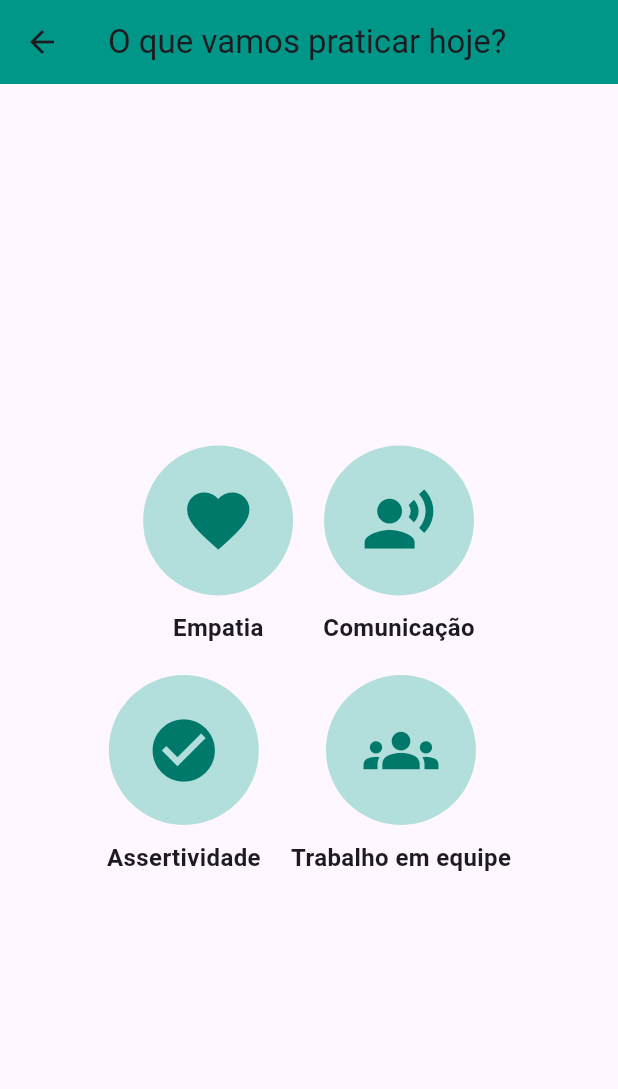
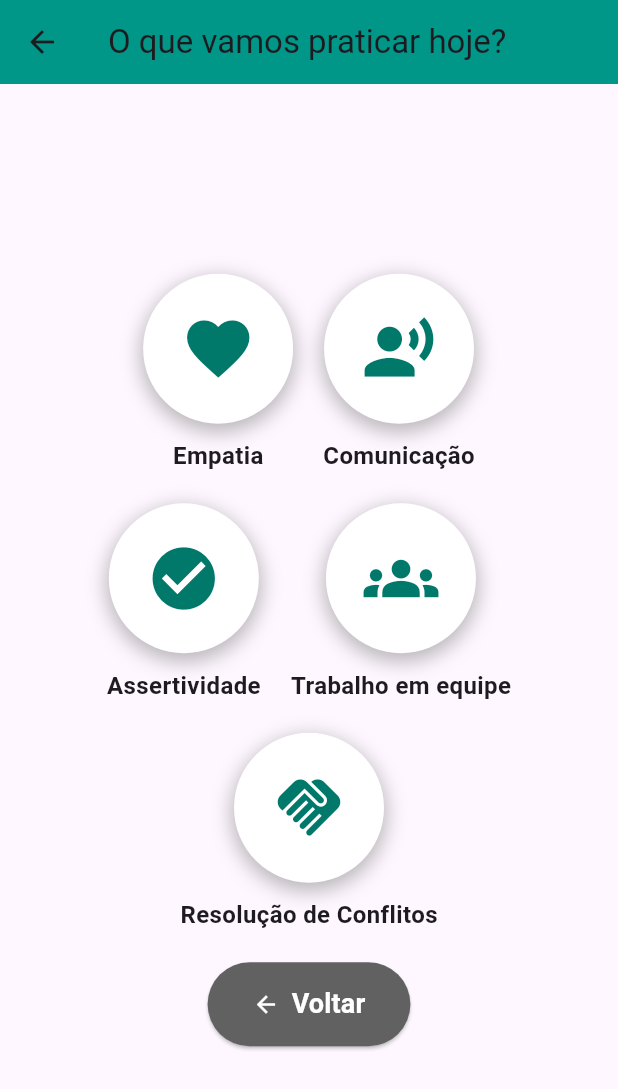
Before and after one commit to katBispo/ATIPICHOPE, a Flutter app: the PraticaMenuScreen screen opened directly, on a phone screen of 412 x 824 dp. Shown: the top 1089 px of the screen. Run offline on Flutter 3.47's test engine with Material 3 defaults, Android fonts, the phone set to English and light mode, and no system bars.

Commit message:
adc de mais telas

```diff
--- a/atipicapp_front/lib/screens/menu_screen.dart
+++ b/atipicapp_front/lib/screens/menu_screen.dart
@@ -1,6 +1,5 @@
 import 'package:flutter/material.dart';
 import 'praticaMenu_screen.dart';
-
 class MenuScreen extends StatelessWidget {
   @override
   Widget build(BuildContext context) {
@@ -73,7 +72,7 @@ class MenuScreen extends StatelessWidget {
     );
   }
 
-  // Função para criar os botões do menu
+  // Função para criar os botões do menu // colocar dps a os de widget em cima do icon
   Widget buildMenuButton(BuildContext context, String text, IconData icon,
       Color color, VoidCallback onTap) {
     return Padding(
--- a/atipicapp_front/lib/screens/praticaMenu_screen.dart
+++ b/atipicapp_front/lib/screens/praticaMenu_screen.dart
@@ -1,4 +1,9 @@
 import 'package:flutter/material.dart';
+import './Desafios/Resolucao_conflito/conflictResolutionIntroScreen.dart'; // Caminho corrigido
+import './Desafios/empatia/EmpatiaIntroScreen.dart'; // Caminho corrigido
+//import './Desafios/trabalho_equipe/Trabalho_equipeIntroScreen.dart'; // Caminho corrigido
+//import './Desafios/assertividade/assertividadeIntroScreen.dart'; // Caminho corrigido
+//import './Desafios/comunicacao/comunicacaoIntroScreen.dart'; // Caminho corrigido
 
 class PraticaMenuScreen extends StatelessWidget {
   @override
@@ -17,19 +22,101 @@ class PraticaMenuScreen extends StatelessWidget {
               Row(
                 mainAxisAlignment: MainAxisAlignment.center,
                 children: [
-                  _buildCircle(Icons.favorite, "Empatia"),
+                  _buildCircle(Icons.favorite, "Empatia", () {
+                    Navigator.push(
+                      context,
+                      MaterialPageRoute(builder: (context) => EmpatiaIntroScreen()),
+                    );
+                  }),
                   SizedBox(width: 20),
-                  _buildCircle(Icons.record_voice_over, "Comunicação"),
+                  _buildCircle(Icons.record_voice_over, "Comunicação", () {
+                    // Adicione navegação para a tela de Comunicação quando tiver a tela pronta
+                  }),
                 ],
               ),
               SizedBox(height: 20),
               Row(
                 mainAxisAlignment: MainAxisAlignment.center,
                 children: [
-                  _buildCircle(Icons.check_circle, "Assertividade"),
+                  _buildCircle(Icons.check_circle, "Assertividade", () {
+                    // Adicione navegação para a tela de Assertividade
+                  }),
                   SizedBox(width: 20),
-                  _buildCircle(Icons.groups, "Trabalho em equipe"),
+                  _buildCircle(Icons.groups, "Trabalho em equipe", () {
+                    // Adicione navegação para a tela de Trabalho em equipe
+                  }),
                 ],
+              ),
+              SizedBox(height: 20),
+
+              // Botão de Resolução de Conflitos
+              GestureDetector(
+                onTap: () {
+                  Navigator.push(
+                    context,
+                    MaterialPageRoute(
+                      builder: (context) => ConflictResolutionIntroScreen(),
+                    ),
+                  );
+                },
+                child: Column(
+                  children: [
+                    Container(
+                      height: 100,
+                      width: 100,
+                      decoration: BoxDecoration(
+                        color: Colors.white,
+                        shape: BoxShape.circle,
+                        boxShadow: [
+                          BoxShadow(
+                            color: Colors.black26,
+                            blurRadius: 10,
+                            spreadRadius: 2,
+                            offset: Offset(0, 4),
+                          ),
+                        ],
+                      ),
+                      child: Center(
+                        child: Icon(
+                          Icons.handshake,
+                          size: 50,
+                          color: Colors.teal[700],
+                        ),
+                      ),
+                    ),
+                    SizedBox(height: 10),
+                    Text(
+                      "Resolução de Conflitos",
+                      style:
+                          TextStyle(fontSize: 16, fontWeight: FontWeight.bold),
+                    ),
+                  ],
+                ),
+              ),
+
+              SizedBox(height: 20),
+
+              // Botão de Voltar
+              ElevatedButton.icon(
+                onPressed: () {
+                  Navigator.pop(context); // Voltar para a tela anterior
+                },
+                icon: Icon(Icons.arrow_back, color: Colors.white),
+                label: Text(
+                  "Voltar",
+                  style: TextStyle(
+                    fontSize: 18,
+                    fontWeight: FontWeight.bold,
+                    color: Colors.white,
+                  ),
+                ),
+                style: ElevatedButton.styleFrom(
+                  backgroundColor: Colors.grey[700]!,
+                  padding: EdgeInsets.symmetric(horizontal: 30, vertical: 15),
+                  shape: RoundedRectangleBorder(
+                    borderRadius: BorderRadius.circular(30),
+                  ),
+                ),
               ),
             ],
           ),
@@ -38,21 +125,33 @@ class PraticaMenuScreen extends StatelessWidget {
     );
   }
 
-  // Função para criar os círculos
-  Widget _buildCircle(IconData icon, String label) {
-    return Column(
+  // Função para criar os círculos com navegação
+  Widget _buildCircle(IconData icon, String label, VoidCallback onTap) {
+    return GestureDetector(
+      onTap: onTap,
+      child: Column(
         children: [
           Container(
             height: 100,
             width: 100,
             decoration: BoxDecoration(
-            color: Colors.teal[100],
+              color: Colors.white,
               shape: BoxShape.circle,
+              boxShadow: [
+                BoxShadow(
+                  color: Colors.black26,
+                  blurRadius: 10,
+                  spreadRadius: 2,
+                  offset: Offset(0, 4),
                 ),
+              ],
+            ),
+            child: Center(
               child: Icon(
                 icon,
                 size: 50,
                 color: Colors.teal[700],
+              ),
             ),
           ),
           SizedBox(height: 10),
@@ -61,6 +160,7 @@ class PraticaMenuScreen extends StatelessWidget {
             style: TextStyle(fontSize: 16, fontWeight: FontWeight.bold),
           ),
         ],
+      ),
     );
   }
 }
```
Also changed, not shown: atipicapp_front/lib/screens/Desafios/Resolucao_conflito/ConflictResolutionIntroScreen.dart (added, +90 -0 lines), atipicapp_front/lib/screens/Desafios/empatia/EmpatiaIntroScreen.dart (added, +111 -0 lines), atipicapp_front/lib/screens/Desafios/trabalho_equipe/Trabalho_equipeIntroScreen.dart.dart (added, +111 -0 lines), atipicapp_front/lib/screens/login_screen.dart (+69 -32 lines). Lines whose indentation alone changed are shown as unchanged.
